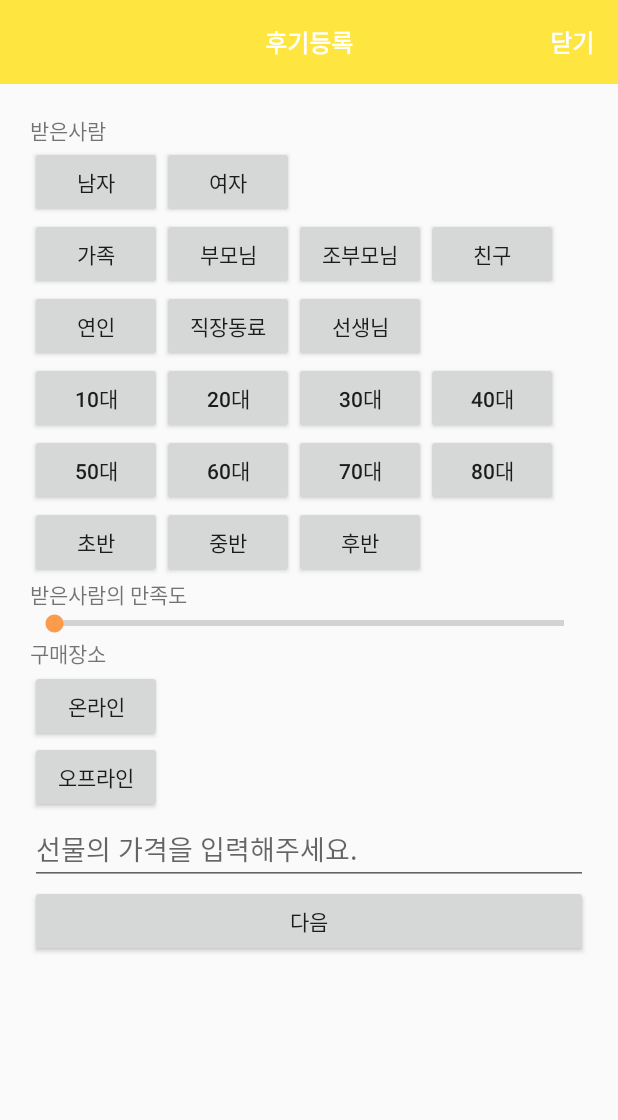
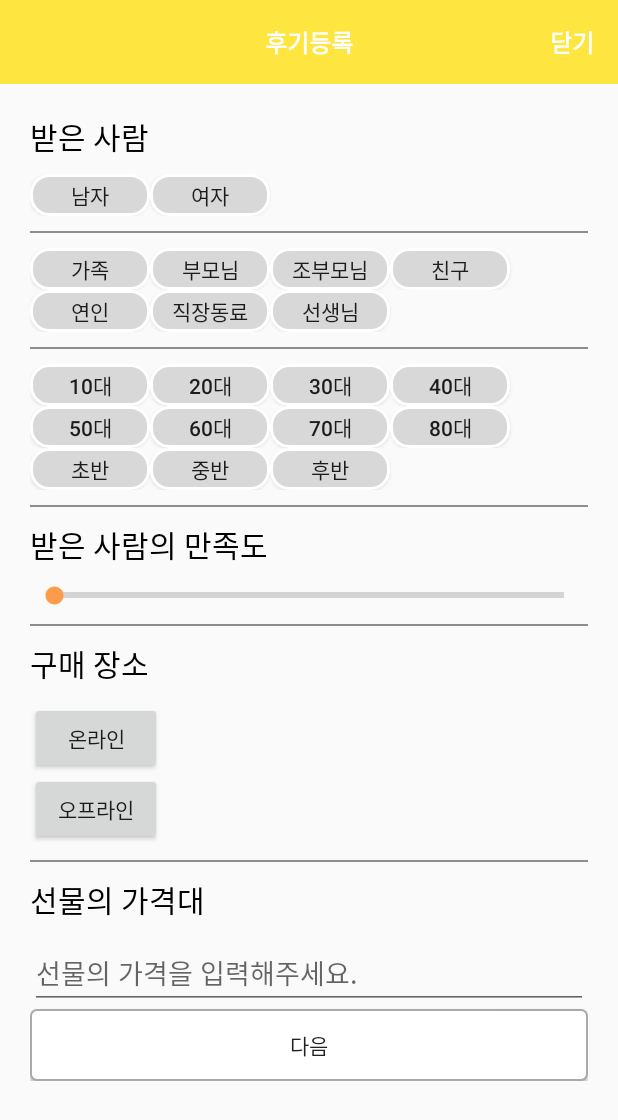
Before and after one commit to aralaa/MyType, an Android app: the ReviewReceiverInfoFragment screen opened directly, with no data from a screen before it, on a phone screen of 412 x 824 dp. Shown: the top 1120 px of the screen. Run offline under Robolectric (Android 15) with nearby library versions, the phone set to English and light mode, and no system bars.

Commit message:
현경 commit: 후기등록화면 레이아웃 수정

```diff
--- a/app/src/main/res/layout/fragment_review_receiver_info.xml
+++ b/app/src/main/res/layout/fragment_review_receiver_info.xml
@@ -13,9 +13,12 @@
 
 
         <TextView
-            android:layout_width="match_parent"
-            android:layout_height="match_parent"
-            android:text="받은사람" />
+            android:layout_width="wrap_content"
+            android:layout_height="wrap_content"
+            android:layout_marginBottom="10dp"
+            android:text="@string/receiver"
+            android:textColor="@color/colorPrimaryDark"
+            android:textSize="20sp" />
 
         <LinearLayout
             android:layout_width="match_parent"
@@ -24,17 +27,24 @@
 
             <Button
                 android:id="@+id/btn_male"
-                android:layout_width="wrap_content"
-                android:layout_height="wrap_content"
+                android:layout_width="80dp"
+                android:layout_height="28dp"
+                android:background="@drawable/button_selector"
                 android:text="@string/male" />
 
             <Button
                 android:id="@+id/btn_female"
-                android:layout_width="wrap_content"
-                android:layout_height="wrap_content"
+                android:layout_width="80dp"
+                android:layout_height="28dp"
+                android:background="@drawable/button_selector"
                 android:text="@string/female" />
         </LinearLayout>
-
+        <View
+            android:layout_width="match_parent"
+            android:layout_height="1dp"
+            android:layout_marginBottom="10dp"
+            android:layout_marginTop="10dp"
+            android:background="@color/colorPrimaryGrey" />
 
         <LinearLayout
             android:layout_width="match_parent"
@@ -43,26 +53,30 @@
 
             <Button
                 android:id="@+id/btn_family"
-                android:layout_width="wrap_content"
-                android:layout_height="wrap_content"
+                android:layout_width="80dp"
+                android:layout_height="28dp"
+                android:background="@drawable/button_selector"
                 android:text="@string/family" />
 
             <Button
                 android:id="@+id/btn_parents"
-                android:layout_width="wrap_content"
-                android:layout_height="wrap_content"
+                android:layout_width="80dp"
+                android:layout_height="28dp"
+                android:background="@drawable/button_selector"
                 android:text="@string/parents" />
 
             <Button
                 android:id="@+id/btn_grandparents"
-                android:layout_width="wrap_content"
-                android:layout_height="wrap_content"
+                android:layout_width="80dp"
+                android:layout_height="28dp"
+                android:background="@drawable/button_selector"
                 android:text="@string/grandparents" />
 
             <Button
                 android:id="@+id/btn_friends"
-                android:layout_width="wrap_content"
-                android:layout_height="wrap_content"
+                android:layout_width="80dp"
+                android:layout_height="28dp"
+                android:background="@drawable/button_selector"
                 android:text="@string/friends" />
         </LinearLayout>
 
@@ -73,23 +87,31 @@
 
             <Button
                 android:id="@+id/btn_lover"
-                android:layout_width="wrap_content"
-                android:layout_height="wrap_content"
+                android:layout_width="80dp"
+                android:layout_height="28dp"
+                android:background="@drawable/button_selector"
                 android:text="@string/lover" />
 
             <Button
                 android:id="@+id/btn_coworker"
-                android:layout_width="wrap_content"
-                android:layout_height="wrap_content"
+                android:layout_width="80dp"
+                android:layout_height="28dp"
+                android:background="@drawable/button_selector"
                 android:text="@string/coworker" />
 
             <Button
                 android:id="@+id/btn_teacher"
-                android:layout_width="wrap_content"
-                android:layout_height="wrap_content"
+                android:layout_width="80dp"
+                android:layout_height="28dp"
+                android:background="@drawable/button_selector"
                 android:text="@string/teacher" />
         </LinearLayout>
-
+        <View
+            android:layout_width="match_parent"
+            android:layout_height="1dp"
+            android:layout_marginBottom="10dp"
+            android:layout_marginTop="10dp"
+            android:background="@color/colorPrimaryGrey" />
         <LinearLayout
             android:layout_width="match_parent"
             android:layout_height="wrap_content"
@@ -97,26 +119,30 @@
 
             <Button
                 android:id="@+id/btn_teenager"
-                android:layout_width="wrap_content"
-                android:layout_height="wrap_content"
+                android:layout_width="80dp"
+                android:layout_height="28dp"
+                android:background="@drawable/button_selector"
                 android:text="@string/teenager" />
 
             <Button
                 android:id="@+id/btn_twenty"
-                android:layout_width="wrap_content"
-                android:layout_height="wrap_content"
+                android:layout_width="80dp"
+                android:layout_height="28dp"
+                android:background="@drawable/button_selector"
                 android:text="@string/twenty" />
 
             <Button
                 android:id="@+id/btn_thirty"
-                android:layout_width="wrap_content"
-                android:layout_height="wrap_content"
+                android:layout_width="80dp"
+                android:layout_height="28dp"
+                android:background="@drawable/button_selector"
                 android:text="@string/thirty" />
 
             <Button
                 android:id="@+id/btn_forty"
-                android:layout_width="wrap_content"
-                android:layout_height="wrap_content"
+                android:layout_width="80dp"
+                android:layout_height="28dp"
+                android:background="@drawable/button_selector"
                 android:text="40대" />
         </LinearLayout>
 
@@ -127,26 +153,30 @@
 
             <Button
                 android:id="@+id/btn_fifty"
-                android:layout_width="wrap_content"
-                android:layout_height="wrap_content"
+                android:layout_width="80dp"
+                android:layout_height="28dp"
+                android:background="@drawable/button_selector"
                 android:text="@string/fifty" />
 
             <Button
                 android:id="@+id/btn_sixty"
-                android:layout_width="wrap_content"
-                android:layout_height="wrap_content"
+                android:layout_width="80dp"
+                android:layout_height="28dp"
+                android:background="@drawable/button_selector"
                 android:text="@string/sixty" />
 
             <Button
                 android:id="@+id/btn_seventy"
-                android:layout_width="wrap_content"
-                android:layout_height="wrap_content"
+                android:layout_width="80dp"
+                android:layout_height="28dp"
+                android:background="@drawable/button_selector"
                 android:text="@string/seventy" />
 
             <Button
                 android:id="@+id/btn_eighty"
-                android:layout_width="wrap_content"
-                android:layout_height="wrap_content"
+                android:layout_width="80dp"
+                android:layout_height="28dp"
+                android:background="@drawable/button_selector"
                 android:text="@string/eighty" />
         </LinearLayout>
 
@@ -157,27 +187,38 @@
 
             <Button
                 android:id="@+id/btn_early"
-                android:layout_width="wrap_content"
-                android:layout_height="wrap_content"
+                android:layout_width="80dp"
+                android:layout_height="28dp"
+                android:background="@drawable/button_selector"
                 android:text="@string/early" />
 
             <Button
                 android:id="@+id/btn_mid"
-                android:layout_width="wrap_content"
-                android:layout_height="wrap_content"
+                android:layout_width="80dp"
+                android:layout_height="28dp"
+                android:background="@drawable/button_selector"
                 android:text="@string/mid" />
 
             <Button
                 android:id="@+id/btn_late"
-                android:layout_width="wrap_content"
-                android:layout_height="wrap_content"
+                android:layout_width="80dp"
+                android:layout_height="28dp"
+                android:background="@drawable/button_selector"
                 android:text="@string/late" />
         </LinearLayout>
-
+        <View
+            android:layout_width="match_parent"
+            android:layout_height="1dp"
+            android:layout_marginBottom="10dp"
+            android:layout_marginTop="10dp"
+            android:background="@color/colorPrimaryGrey" />
         <TextView
-            android:layout_width="match_parent"
-            android:layout_height="match_parent"
-            android:text="받은사람의 만족도" />
+            android:layout_width="wrap_content"
+            android:layout_height="wrap_content"
+            android:layout_marginBottom="10dp"
+            android:text="받은 사람의 만족도"
+            android:textColor="@color/colorPrimaryDark"
+            android:textSize="20sp" />
 
         <SeekBar
             android:id="@+id/seekbar"
@@ -185,10 +226,19 @@
             android:layout_width="match_parent"
             android:layout_height="wrap_content" />
 
+        <View
+            android:layout_width="match_parent"
+            android:layout_height="1dp"
+            android:layout_marginBottom="10dp"
+            android:layout_marginTop="10dp"
+            android:background="@color/colorPrimaryGrey" />
         <TextView
-            android:layout_width="match_parent"
-            android:layout_height="match_parent"
-            android:text="구매장소" />
+            android:layout_width="wrap_content"
+            android:layout_height="wrap_content"
+            android:layout_marginBottom="10dp"
+            android:text="구매 장소"
+            android:textColor="@color/colorPrimaryDark"
+            android:textSize="20sp" />
 
 
         <LinearLayout
@@ -211,7 +261,8 @@
 
         <LinearLayout
             android:layout_width="match_parent"
-            android:layout_height="match_parent">
+            android:layout_height="match_parent"
+            >
 
             <Button
                 android:id="@+id/select_offline"
@@ -226,7 +277,19 @@
                 android:text="위치추가"
                 android:visibility="invisible" />
         </LinearLayout>
-
+        <View
+            android:layout_width="match_parent"
+            android:layout_height="1dp"
+            android:layout_marginBottom="10dp"
+            android:layout_marginTop="10dp"
+            android:background="@color/colorPrimaryGrey" />
+        <TextView
+            android:layout_width="wrap_content"
+            android:layout_height="wrap_content"
+            android:layout_marginBottom="10dp"
+            android:text="선물의 가격대"
+            android:textColor="@color/colorPrimaryDark"
+            android:textSize="20sp" />
         <EditText
             android:id="@+id/edt_price"
             android:layout_width="match_parent"
@@ -235,6 +298,7 @@
 
         <Button
             android:id="@+id/btn_info_next"
+            android:background="@drawable/button_round"
             android:layout_width="match_parent"
             android:layout_height="wrap_content"
             android:text="@string/next"/>
```
